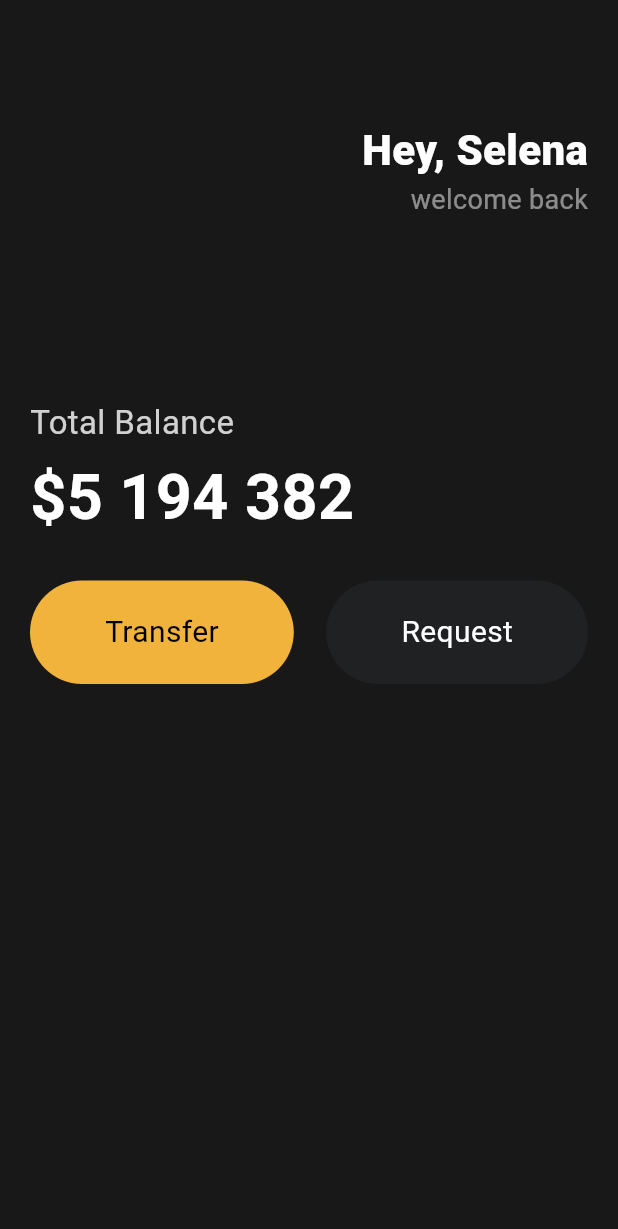
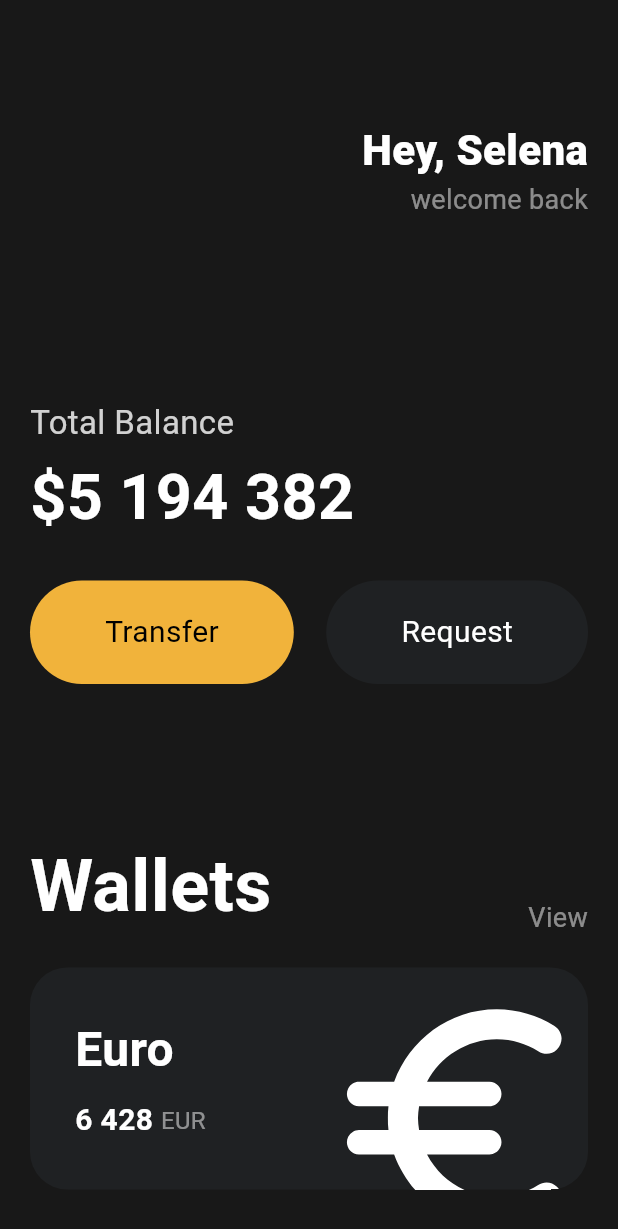
Before and after one commit to yundoun/toonflix, a Flutter app: the screen it shows after launch, on a phone screen of 412 x 824 dp. Shown: the top 1229 px of the screen. Run offline on Flutter 3.47's test engine with Material 3 defaults, Android fonts, the phone set to English and light mode, and no system bars.

Commit message:
Feat : card 구현

```diff
--- a/lib/main.dart
+++ b/lib/main.dart
@@ -79,7 +79,94 @@ class App extends StatelessWidget {
                       bgColor: Color(0xFF1F2123),
                       textColor: Colors.white),
                 ],
-              )
+              ),
+              const SizedBox(
+                height: 100,
+              ),
+              Row(
+                mainAxisAlignment: MainAxisAlignment.spaceBetween,
+                crossAxisAlignment: CrossAxisAlignment.end,
+                children: [
+                  const Text(
+                    'Wallets',
+                    style: TextStyle(
+                      color: Colors.white,
+                      fontSize: 48,
+                      fontWeight: FontWeight.w600,
+                    ),
+                  ),
+                  Text(
+                    'View',
+                    style: TextStyle(
+                      color: Colors.white.withOpacity(0.5),
+                      fontSize: 18,
+                    ),
+                  )
+                ],
+              ),
+              const SizedBox(
+                height: 20,
+              ),
+              Container(
+                clipBehavior: Clip.hardEdge,
+                decoration: BoxDecoration(
+                    color: const Color(0xFF1F2123),
+                    borderRadius: BorderRadius.circular(25)),
+                child: Padding(
+                  padding: const EdgeInsets.all(30),
+                  child: Row(
+                    mainAxisAlignment: MainAxisAlignment.spaceBetween,
+                    children: [
+                      Column(
+                        crossAxisAlignment: CrossAxisAlignment.start,
+                        children: [
+                          const Text(
+                            'Euro',
+                            style: TextStyle(
+                              color: Colors.white,
+                              fontSize: 32,
+                              fontWeight: FontWeight.w600,
+                            ),
+                          ),
+                          const SizedBox(
+                            height: 10,
+                          ),
+                          Row(
+                            children: [
+                              const Text(
+                                '6 428',
+                                style: TextStyle(
+                                  color: Colors.white,
+                                  fontSize: 20,
+                                  fontWeight: FontWeight.w600,
+                                ),
+                              ),
+                              const SizedBox(
+                                width: 5,
+                              ),
+                              Text(
+                                'EUR',
+                                style: TextStyle(
+                                  color: Colors.white.withOpacity(0.5),
+                                  fontSize: 16,
+                                ),
+                              )
+                            ],
+                          ),
+                        ],
+                      ),
+                      Transform.scale(
+                        scale: 2.2,
+                        child: Transform.translate(
+                          offset: const Offset(-5, 12),
+                          child: const Icon(Icons.euro_rounded,
+                              color: Colors.white, size: 88),
+                        ),
+                      )
+                    ],
+                  ),
+                ),
+              ),
             ],
           ),
         ),
```
